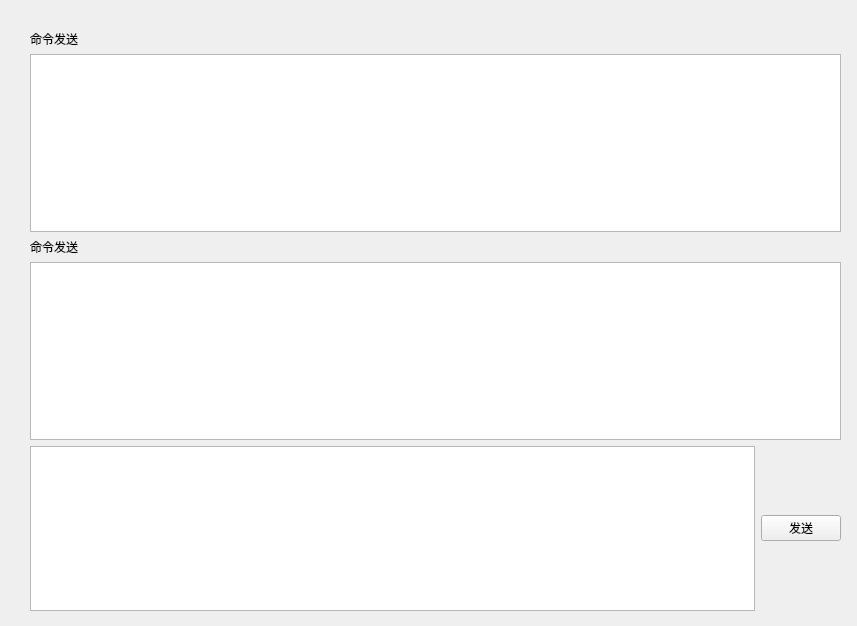
Qt form ui/command_page.ui (CoreJK/blinx_robot_arm_control) before a commit.
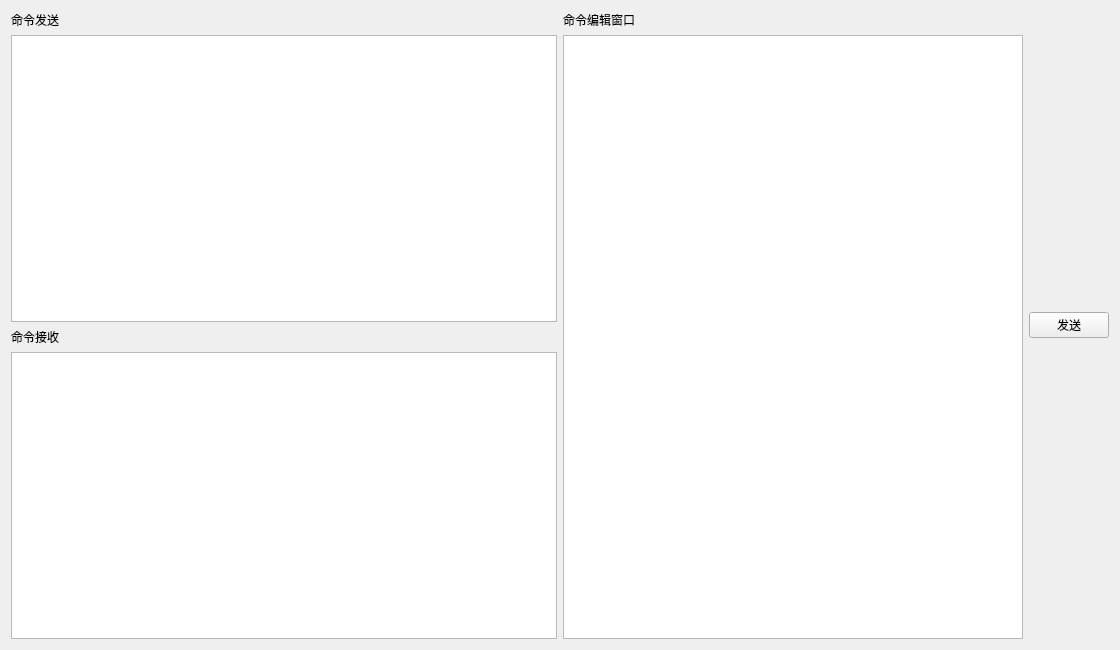
The same form after that commit. Custom widgets are drawn as their Qt base class.

Commit message: feat(命令、示教控制): 完成了命令控制、示教控制界面的基本布局

The edit to the form file:
```diff
--- a/ui/command_page.ui
+++ b/ui/command_page.ui
@@ -6,23 +6,16 @@
    <rect>
     <x>0</x>
     <y>0</y>
-    <width>857</width>
-    <height>626</height>
+    <width>1120</width>
+    <height>650</height>
    </rect>
   </property>
   <property name="windowTitle">
    <string>Frame</string>
   </property>
-  <widget class="QWidget" name="">
-   <property name="geometry">
-    <rect>
-     <x>30</x>
-     <y>30</y>
-     <width>811</width>
-     <height>581</height>
-    </rect>
-   </property>
-   <layout class="QVBoxLayout" name="verticalLayout_2">
+  <layout class="QHBoxLayout" name="horizontalLayout_3">
+   <item>
+    <layout class="QHBoxLayout" name="horizontalLayout_2">
     <item>
      <layout class="QVBoxLayout" name="verticalLayout">
       <item>
@@ -38,7 +31,7 @@
       <item>
        <widget class="StrongBodyLabel" name="StrongBodyLabel_2">
         <property name="text">
-         <string>命令发送</string>
+          <string>命令接收</string>
         </property>
        </widget>
       </item>
@@ -50,8 +43,19 @@
     <item>
      <layout class="QHBoxLayout" name="horizontalLayout">
       <item>
+        <layout class="QVBoxLayout" name="verticalLayout_2">
+         <item>
+          <widget class="StrongBodyLabel" name="StrongBodyLabel_3">
+           <property name="text">
+            <string>命令编辑窗口</string>
+           </property>
+          </widget>
+         </item>
+         <item>
        <widget class="PlainTextEdit" name="PlainTextEdit_3"/>
       </item>
+        </layout>
+       </item>
       <item>
        <widget class="PushButton" name="PushButton">
         <property name="text">
@@ -62,7 +66,8 @@
      </layout>
     </item>
    </layout>
-  </widget>
+   </item>
+  </layout>
  </widget>
  <customwidgets>
   <customwidget>
```
Lines whose indentation alone changed are shown as unchanged. The commit also changes 4 other files.
